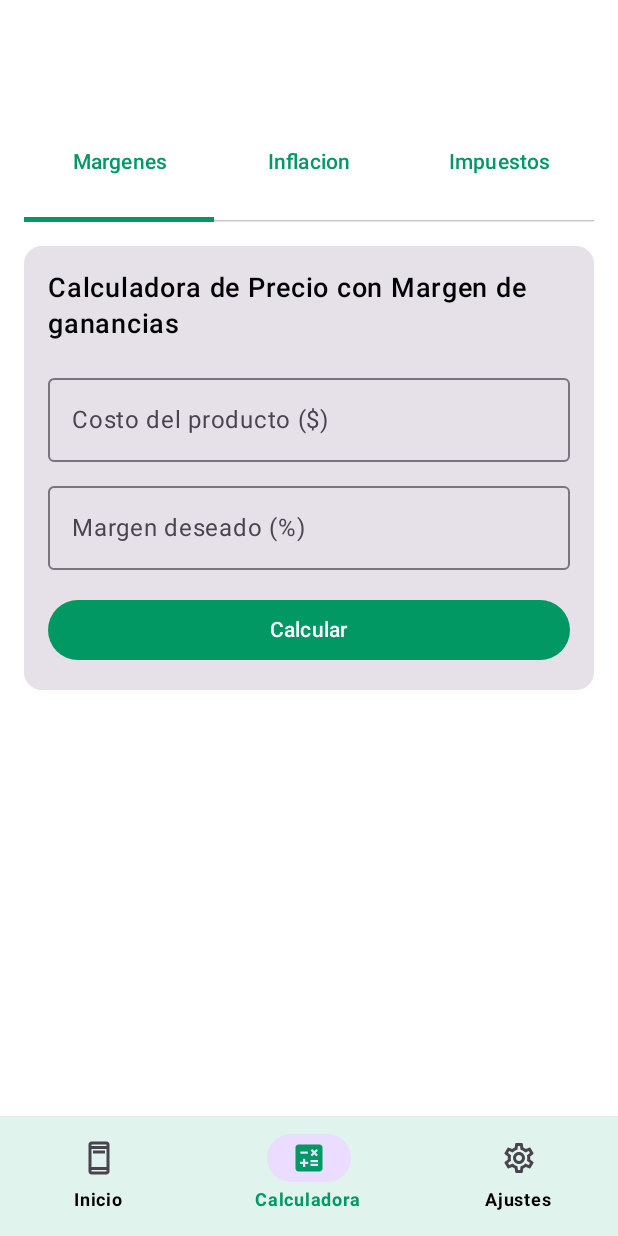
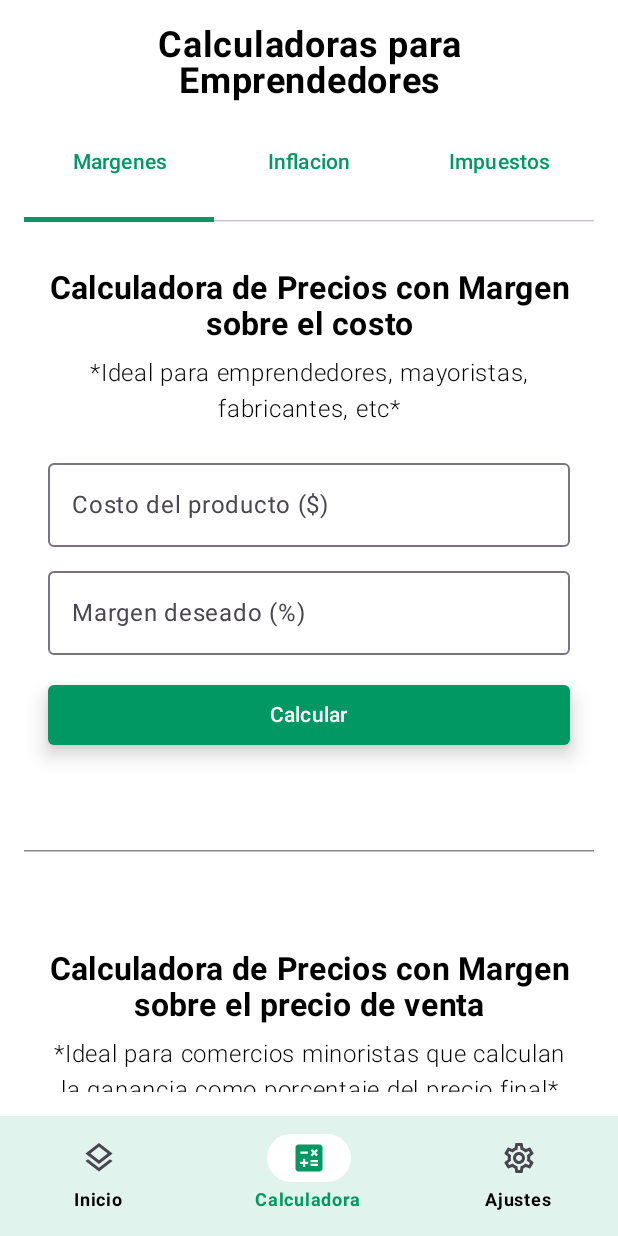
Before and after one commit to SantiagoGrinblat/Asistente_de_emprendedor, an Android app built with Jetpack Compose: the screen it shows after launch (MainActivity), item 2 of the bottom bar chosen, on a phone screen of 412 x 824 dp. Run offline under Robolectric (Android 15) with nearby library versions, the light colour scheme and no system bars.

Commit message:
se generan mejoras en calculadoras

```diff
--- a/app/src/main/java/com/santidev/entrepreneurassistant/ui/screens/CalculatorsScreen.kt
+++ b/app/src/main/java/com/santidev/entrepreneurassistant/ui/screens/CalculatorsScreen.kt
@@ -45,7 +45,6 @@ fun CalculatorsScreen(navController: NavHostController) {
         .fillMaxWidth()
         .padding(bottom = 16.dp),
       textAlign = TextAlign.Center,
-      color = Color.White
     )
 
     TabRow(selectedTabIndex = tabSelecction) {
--- a/app/src/main/java/com/santidev/entrepreneurassistant/utils/BottomNavigation.kt
+++ b/app/src/main/java/com/santidev/entrepreneurassistant/utils/BottomNavigation.kt
@@ -6,14 +6,18 @@ import androidx.compose.foundation.layout.height
 import androidx.compose.material.icons.Icons
 import androidx.compose.material.icons.filled.AdUnits
 import androidx.compose.material.icons.filled.AllInbox
+import androidx.compose.material.icons.filled.BorderOuter
 import androidx.compose.material.icons.filled.Calculate
 import androidx.compose.material.icons.filled.Home
+import androidx.compose.material.icons.filled.Layers
 import androidx.compose.material.icons.filled.Settings
 import androidx.compose.material.icons.filled.ShoppingCart
 import androidx.compose.material.icons.outlined.AdUnits
 import androidx.compose.material.icons.outlined.AllInbox
+import androidx.compose.material.icons.outlined.BorderOuter
 import androidx.compose.material.icons.outlined.Calculate
 import androidx.compose.material.icons.outlined.Home
+import androidx.compose.material.icons.outlined.Layers
 import androidx.compose.material.icons.outlined.Settings
 import androidx.compose.material.icons.outlined.ShoppingCart
 import androidx.compose.material3.Icon
@@ -54,8 +58,8 @@ fun BottomNavigation(navController: NavHostController) {
       BottomNavigationItem(
         title = "Inicio",
         destination = HomeScreen,
-        selectedIcon = Icons.Filled.AdUnits,
-        unselectedIcon = Icons.Outlined.AdUnits
+        selectedIcon = Icons.Filled.Layers,
+        unselectedIcon = Icons.Outlined.Layers
       ),
       BottomNavigationItem(
         title = "Calculadora",
@@ -127,7 +131,7 @@ fun BottomNavigation(navController: NavHostController) {
           selectedTextColor = MaterialTheme.colorScheme.primary,
           unselectedIconColor = MaterialTheme.colorScheme.onSurface,
           unselectedTextColor = MaterialTheme.colorScheme.onSurface,
-          indicatorColor = MaterialTheme.colorScheme.primaryContainer
+          indicatorColor = MaterialTheme.colorScheme.surface
         )
       )
     }
--- /dev/null
+++ b/app/src/main/java/com/santidev/entrepreneurassistant/utils/CalculateCost.kt
@@ -0,0 +1,121 @@
+package com.santidev.entrepreneurassistant.utils
+
+import androidx.compose.foundation.background
+import androidx.compose.foundation.layout.Column
+import androidx.compose.foundation.layout.Spacer
+import androidx.compose.foundation.layout.fillMaxWidth
+import androidx.compose.foundation.layout.height
+import androidx.compose.foundation.layout.padding
+import androidx.compose.foundation.rememberScrollState
+import androidx.compose.foundation.shape.RoundedCornerShape
+import androidx.compose.foundation.text.KeyboardOptions
+import androidx.compose.foundation.verticalScroll
+import androidx.compose.material3.Button
+import androidx.compose.material3.ButtonDefaults
+import androidx.compose.material3.Card
+import androidx.compose.material3.CardDefaults
+import androidx.compose.material3.HorizontalDivider
+import androidx.compose.material3.MaterialTheme
+import androidx.compose.material3.OutlinedTextField
+import androidx.compose.material3.Text
+import androidx.compose.runtime.Composable
+import androidx.compose.runtime.getValue
+import androidx.compose.runtime.mutableStateOf
+import androidx.compose.runtime.remember
+import androidx.compose.runtime.setValue
+import androidx.compose.ui.Modifier
+import androidx.compose.ui.graphics.Color
+import androidx.compose.ui.text.font.FontWeight
+import androidx.compose.ui.text.input.KeyboardType
+import androidx.compose.ui.text.style.TextAlign
+import androidx.compose.ui.unit.dp
+import androidx.compose.ui.unit.sp
+
+@Composable
+fun CalculateCost() {
+  var cost by remember { mutableStateOf("") }
+  var marginDesired by remember { mutableStateOf("") }
+  var priceSale by remember { mutableStateOf(0.0) }
+  var revenue by remember { mutableStateOf(0.0) }
+
+  fun calculateCost() {
+    val costNum = cost.toDoubleOrNull() ?: 0.0
+    val marginNum = marginDesired.toDoubleOrNull() ?: 0.0
+
+    if (costNum > 0 && marginNum > 0) {
+      priceSale = costNum * (1 + marginNum / 100)
+      revenue = priceSale - costNum
+    }
+  }
+
+  Card(
+    modifier = Modifier.fillMaxWidth(),
+    colors = CardDefaults.cardColors(containerColor = Color.Transparent)
+  ) {
+    Column(modifier = Modifier.padding(16.dp)) {
+      Text(
+        text = "Calculadora de Precios con Margen sobre el costo",
+        fontSize = 21.sp,
+        fontWeight = FontWeight.Bold,
+        textAlign = TextAlign.Center,
+        modifier = Modifier.padding(bottom = 8.dp)
+      )
+      Text(
+        text = "*Ideal para emprendedores, mayoristas, fabricantes, etc*",
+        fontSize = 16.sp,
+        fontWeight = FontWeight.Light,
+        textAlign = TextAlign.Center,
+        modifier = Modifier.padding(bottom = 16.dp)
+      )
+      OutlinedTextField(
+        value = cost,
+        onValueChange = { cost = it },
+        label = { Text("Costo del producto ($)") },
+        keyboardOptions = KeyboardOptions(keyboardType = KeyboardType.Number),
+        modifier = Modifier.fillMaxWidth()
+      )
+
+      Spacer(modifier = Modifier.height(8.dp))
+
+      OutlinedTextField(
+        value = marginDesired,
+        onValueChange = { marginDesired = it },
+        label = { Text("Margen deseado (%)") },
+        keyboardOptions = KeyboardOptions(keyboardType = KeyboardType.Number),
+        modifier = Modifier.fillMaxWidth()
+      )
+
+      Spacer(modifier = Modifier.height(16.dp))
+
+      Button(
+        onClick = { calculateCost() },
+        modifier = Modifier.fillMaxWidth().background(MaterialTheme.colorScheme.surface),
+        shape = RoundedCornerShape(10),
+        elevation = ButtonDefaults.elevatedButtonElevation(defaultElevation = 8.dp)
+      ) {
+        Text("Calcular")
+      }
+
+      if (priceSale > 0) {
+        Spacer(modifier = Modifier.height(8.dp))
+        HorizontalDivider(modifier = Modifier.fillMaxWidth(), thickness = 1.dp, color = Color.Gray)
+        Spacer(modifier = Modifier.height(8.dp))
+        Card(
+          colors = CardDefaults.cardColors(containerColor = Color.Transparent),
+          modifier = Modifier.fillMaxWidth(),
+        ) {
+          Column(modifier = Modifier.padding(16.dp)) {
+            Text(
+              text = "Resultados:",
+              fontSize = 20.sp,
+              fontWeight = FontWeight.Bold,
+              modifier = Modifier.padding(bottom = 8.dp)
+            )
+            Text("Precio de venta: ${formatearPeso(priceSale)}", fontWeight = FontWeight.Bold)
+            Text("Ganancia: ${formatearPeso(revenue)}", fontWeight = FontWeight.Bold)
+          }
+        }
+      }
+    }
+  }
+}
--- /dev/null
+++ b/app/src/main/java/com/santidev/entrepreneurassistant/utils/CalculatePriceSale.kt
@@ -0,0 +1,121 @@
+package com.santidev.entrepreneurassistant.utils
+
+import androidx.compose.foundation.background
+import androidx.compose.foundation.layout.Column
+import androidx.compose.foundation.layout.Spacer
+import androidx.compose.foundation.layout.fillMaxWidth
+import androidx.compose.foundation.layout.height
+import androidx.compose.foundation.layout.padding
+import androidx.compose.foundation.rememberScrollState
+import androidx.compose.foundation.shape.RoundedCornerShape
+import androidx.compose.foundation.text.KeyboardOptions
+import androidx.compose.foundation.verticalScroll
+import androidx.compose.material3.Button
+import androidx.compose.material3.ButtonDefaults
+import androidx.compose.material3.Card
+import androidx.compose.material3.CardDefaults
+import androidx.compose.material3.HorizontalDivider
+import androidx.compose.material3.MaterialTheme
+import androidx.compose.material3.OutlinedTextField
+import androidx.compose.material3.Text
+import androidx.compose.runtime.Composable
+import androidx.compose.runtime.getValue
+import androidx.compose.runtime.mutableStateOf
+import androidx.compose.runtime.remember
+import androidx.compose.runtime.setValue
+import androidx.compose.ui.Modifier
+import androidx.compose.ui.graphics.Color
+import androidx.compose.ui.text.font.FontWeight
+import androidx.compose.ui.text.input.KeyboardType
+import androidx.compose.ui.text.style.TextAlign
+import androidx.compose.ui.unit.dp
+import androidx.compose.ui.unit.sp
+
+@Composable
+fun CalculatePriceSale() {
+  var cost by remember { mutableStateOf("") }
+  var marginDesired by remember { mutableStateOf("") }
+  var priceSale by remember { mutableStateOf(0.0) }
+  var revenue by remember { mutableStateOf(0.0) }
+
+  fun calculatePriceSale() {
+    val costNum = cost.toDoubleOrNull() ?: 0.0
+    val marginNum = marginDesired.toDoubleOrNull() ?: 0.0
+
+    if (costNum > 0 && marginNum > 0) {
+      priceSale = costNum / (1 - marginNum / 100)
+      revenue = priceSale - costNum
+    }
+  }
+
+  Card(
+    modifier = Modifier.fillMaxWidth(),
+    colors = CardDefaults.cardColors(containerColor = Color.Transparent)
+  ) {
+    Column(modifier = Modifier.padding(16.dp)) {
+      Text(
+        text = "Calculadora de Precios con Margen sobre el precio de venta",
+        fontSize = 21.sp,
+        fontWeight = FontWeight.Bold,
+        textAlign = TextAlign.Center,
+        modifier = Modifier.padding(bottom = 8.dp)
+      )
+      Text(
+        text = "*Ideal para comercios minoristas que calculan la ganancia como porcentaje del precio final*",
+        fontSize = 16.sp,
+        fontWeight = FontWeight.Light,
+        textAlign = TextAlign.Center,
+        modifier = Modifier.padding(bottom = 16.dp)
+      )
+      OutlinedTextField(
+        value = cost,
+        onValueChange = { cost = it },
+        label = { Text("Costo del producto ($)") },
+        keyboardOptions = KeyboardOptions(keyboardType = KeyboardType.Number),
+        modifier = Modifier.fillMaxWidth()
+      )
+
+      Spacer(modifier = Modifier.height(8.dp))
+
+      OutlinedTextField(
+        value = marginDesired,
+        onValueChange = { marginDesired = it },
+        label = { Text("Margen deseado (%)") },
+        keyboardOptions = KeyboardOptions(keyboardType = KeyboardType.Number),
+        modifier = Modifier.fillMaxWidth()
+      )
+
+      Spacer(modifier = Modifier.height(16.dp))
+
+      Button(
+        onClick = { calculatePriceSale() },
+        modifier = Modifier.fillMaxWidth().background(MaterialTheme.colorScheme.surface),
+        shape = RoundedCornerShape(10),
+        elevation = ButtonDefaults.elevatedButtonElevation(defaultElevation = 8.dp)
+      ) {
+        Text("Calcular")
+      }
+
+      if (priceSale > 0) {
+        Spacer(modifier = Modifier.height(8.dp))
+        HorizontalDivider(modifier = Modifier.fillMaxWidth(), thickness = 1.dp, color = Color.Gray)
+        Spacer(modifier = Modifier.height(8.dp))
+        Card(
+          colors = CardDefaults.cardColors(containerColor = Color.Transparent),
+          modifier = Modifier.fillMaxWidth(),
+        ) {
+          Column(modifier = Modifier.padding(16.dp)) {
+            Text(
+              text = "Resultados:",
+              fontSize = 20.sp,
+              fontWeight = FontWeight.Bold,
+              modifier = Modifier.padding(bottom = 8.dp)
+            )
+            Text("Precio de venta: ${formatearPeso(priceSale)}", fontWeight = FontWeight.Bold)
+            Text("Ganancia: ${formatearPeso(revenue)}", fontWeight = FontWeight.Bold)
+          }
+        }
+      }
+    }
+  }
+}
--- a/app/src/main/java/com/santidev/entrepreneurassistant/utils/MarginCalculator.kt
+++ b/app/src/main/java/com/santidev/entrepreneurassistant/utils/MarginCalculator.kt
@@ -1,16 +1,21 @@
 package com.santidev.entrepreneurassistant.utils
 
+import androidx.compose.foundation.background
 import androidx.compose.foundation.layout.Column
 import androidx.compose.foundation.layout.Spacer
 import androidx.compose.foundation.layout.fillMaxWidth
 import androidx.compose.foundation.layout.height
 import androidx.compose.foundation.layout.padding
+import androidx.compose.foundation.lazy.LazyColumn
 import androidx.compose.foundation.rememberScrollState
+import androidx.compose.foundation.shape.RoundedCornerShape
 import androidx.compose.foundation.text.KeyboardOptions
 import androidx.compose.foundation.verticalScroll
 import androidx.compose.material3.Button
+import androidx.compose.material3.ButtonDefaults
 import androidx.compose.material3.Card
 import androidx.compose.material3.CardDefaults
+import androidx.compose.material3.HorizontalDivider
 import androidx.compose.material3.MaterialTheme
 import androidx.compose.material3.OutlinedTextField
 import androidx.compose.material3.Text
@@ -19,84 +24,26 @@ import androidx.compose.runtime.getValue
 import androidx.compose.runtime.mutableStateOf
 import androidx.compose.runtime.remember
 import androidx.compose.runtime.setValue
+import androidx.compose.ui.Alignment
 import androidx.compose.ui.Modifier
+import androidx.compose.ui.graphics.Color
 import androidx.compose.ui.text.font.FontWeight
 import androidx.compose.ui.text.input.KeyboardType
+import androidx.compose.ui.text.style.TextAlign
 import androidx.compose.ui.unit.dp
 import androidx.compose.ui.unit.sp
 
 @Composable
 fun MarginCalculator() {
-  var cost by remember { mutableStateOf("") }
-  var marginDesired by remember { mutableStateOf("") }
-  var priceSale by remember { mutableStateOf(0.0) }
-  var revenue by remember { mutableStateOf(0.0) }
-
-  fun calculate() {
-    val costNum = cost.toDoubleOrNull() ?: 0.0
-    val marginNum = marginDesired.toDoubleOrNull() ?: 0.0
-
-    if (costNum > 0 && marginNum > 0) {
-      priceSale = costNum / (1 - marginNum / 100)
-      revenue = priceSale - costNum
-    }
-  }
 
   Column(modifier = Modifier
     .fillMaxWidth()
     .verticalScroll(rememberScrollState())
   ) {
-    Card(modifier = Modifier.fillMaxWidth()) {
-      Column(modifier = Modifier.padding(16.dp)) {
-        Text(
-          text = "Calculadora de Precio con Margen de ganancias",
-          fontSize = 18.sp,
-          fontWeight = FontWeight.SemiBold,
-          modifier = Modifier.padding(bottom = 16.dp)
-        )
-        OutlinedTextField(
-          value = cost,
-          onValueChange = { cost = it },
-          label = { Text("Costo del producto ($)") },
-          keyboardOptions = KeyboardOptions(keyboardType = KeyboardType.Number),
-          modifier = Modifier.fillMaxWidth()
-        )
-
-        Spacer(modifier = Modifier.height(8.dp))
-
-        OutlinedTextField(
-          value = marginDesired,
-          onValueChange = { marginDesired = it },
-          label = { Text("Margen deseado (%)") },
-          keyboardOptions = KeyboardOptions(keyboardType = KeyboardType.Number),
-          modifier = Modifier.fillMaxWidth()
-        )
-
-        Spacer(modifier = Modifier.height(16.dp))
-
-        Button(
-          onClick = { calculate() },
-          modifier = Modifier.fillMaxWidth()
-        ) {
-          Text("Calcular")
-        }
-
-        if (priceSale > 0) {
-          Spacer(modifier = Modifier.height(16.dp))
-          Card(colors = CardDefaults.cardColors(containerColor = MaterialTheme.colorScheme.primaryContainer)) {
-            Column(modifier = Modifier.padding(16.dp)) {
-              Text(
-                text = "Resultados:",
-                fontWeight = FontWeight.SemiBold,
-                modifier = Modifier.padding(bottom = 8.dp)
-              )
-              Text("Precio de venta: ${formatearPeso(priceSale)}")
-              Text("Ganancia: ${formatearPeso(revenue)}")
-              Text("Ganancia %: ${String.format("%.1f", (revenue / priceSale * 100))}%")
-            }
-          }
-        }
-      }
-    }
+    CalculateCost()
+    Spacer(modifier = Modifier.height(50.dp))
+    HorizontalDivider(modifier = Modifier.fillMaxWidth(), thickness = 1.dp, color = Color.Gray)
+    Spacer(modifier = Modifier.height(50.dp))
+    CalculatePriceSale()
   }
 }
--- a/app/src/main/res/values/colors.xml
+++ b/app/src/main/res/values/colors.xml
@@ -6,6 +6,6 @@
     <color name="teal_200">#FF03DAC5</color>
     <color name="teal_700">#FF018786</color>
     <color name="black">#FF000000</color>
-    <color name="white">#FF019863</color>
+    <color name="deep_green">#FF10231C</color>
 
 </resources>
```
Also changed, not shown: app/src/main/java/com/santidev/entrepreneurassistant/utils/InflationCalculator.kt (+21 -9 lines), app/src/main/java/com/santidev/entrepreneurassistant/utils/TaxesCalculator.kt (+99 -13 lines).
